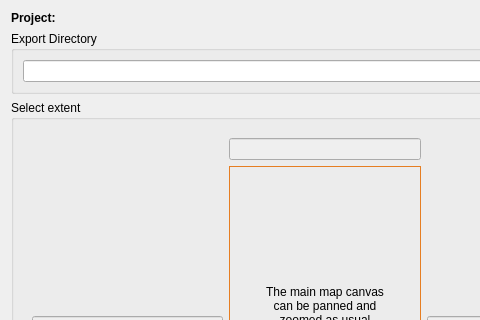
Above: qfieldsync/ui/package_dialog.ui from opengisch/qfieldsync before the change; both pictures show x 0 to 480 and y 0 to 320 of the 650 by 638 pixel window. Below: the same form after it.
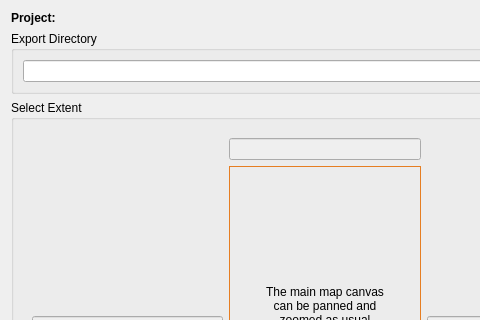
That is the form after the change.

```diff
--- a/qfieldsync/ui/package_dialog.ui
+++ b/qfieldsync/ui/package_dialog.ui
@@ -89,7 +89,7 @@
        <item row="0" column="0">
         <widget class="QGroupBox" name="groupBox_2">
          <property name="title">
-          <string>Select extent</string>
+          <string>Select Extent</string>
          </property>
          <layout class="QGridLayout" name="gridLayout_5">
           <item row="0" column="0">
```
Left out of the diff: 2 changed lines with no effect on the pictures.
